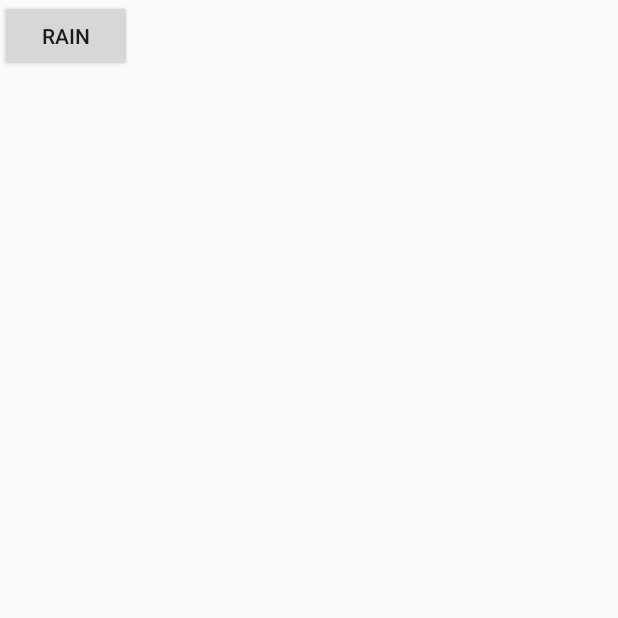
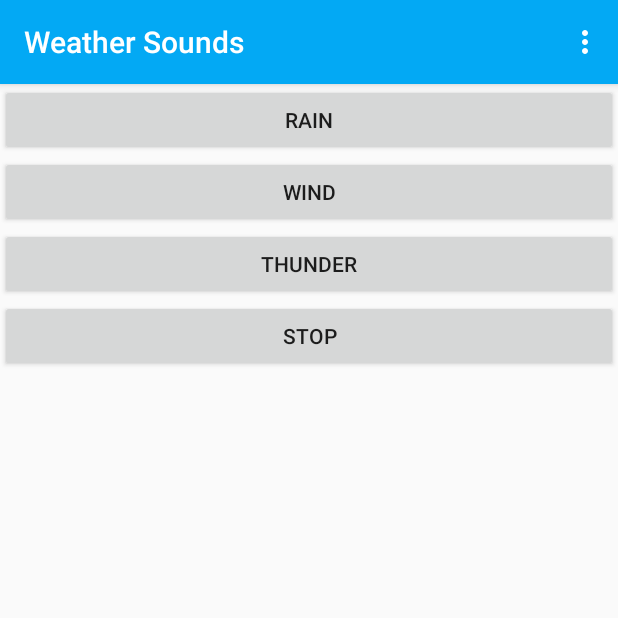
Before and after one commit to Maat3333/MobileCoursework, an Android app: the clsSoundboard screen opened directly, with no data from a screen before it, on a phone screen of 412 x 824 dp, the top half of it. Run offline under Robolectric (Android 15) with nearby library versions, the phone set to English and light mode, and no system bars; network calls fail.

Commit message:
refactoring in all classes

```diff
--- a/app/src/main/AndroidManifest.xml
+++ b/app/src/main/AndroidManifest.xml
@@ -51,7 +51,7 @@
         android:label="UK Weather Info"
         android:icon="@drawable/ic_action_departures"/>
         <activity
-            android:name=".SoundBoard"
+            android:name=".clsSoundboard"
             android:label="Weather Sounds"
             android:icon="@drawable/ic_action_departures"/>
     </application>
--- a/app/src/main/java/com/example/matthew/mobilecoursework/MapsActivity.java
+++ b/app/src/main/java/com/example/matthew/mobilecoursework/MapsActivity.java
@@ -97,11 +97,11 @@ public class MapsActivity extends AppCompatActivity implements OnMapReadyCallbac
                 this.startActivity(mcRss);
                 return true;
             case R.id.mAbout:
-                DialogFragment mcAboutDlg = new mcAboutDialogue();
+                DialogFragment mcAboutDlg = new clsAbout();
                 mcAboutDlg.show(fmAboutDialgue, "mcAboutDlg");
                 return true;
             case R.id.mSound:
-                Intent mcSound = new Intent(this, SoundBoard.class);
+                Intent mcSound = new Intent(this, clsSoundboard.class);
                 this.startActivity(mcSound);
                 return true;
             default:
--- a/app/src/main/java/com/example/matthew/mobilecoursework/SoundBoard.java
+++ b/app/src/main/java/com/example/matthew/mobilecoursework/clsSoundboard.java
@@ -1,11 +1,11 @@
 package com.example.matthew.mobilecoursework;
 
-import android.app.Activity;
 import android.app.DialogFragment;
 import android.app.FragmentManager;
 import android.content.Intent;
 import android.media.MediaPlayer;
 import android.os.Bundle;
+import android.support.v7.app.AppCompatActivity;
 import android.view.Menu;
 import android.view.MenuInflater;
 import android.view.MenuItem;
@@ -15,28 +15,57 @@ import android.widget.Button;
 /**
  * Created by matthew on 15/12/2015.
  */
-public class SoundBoard extends Activity {
-
+public class clsSoundboard extends AppCompatActivity {
+//ToDo: come back to here and allow for sounds to be stopped and a different one played
     FragmentManager fmAboutDialgue;
     MediaPlayer mp;
+    private clsSoundboard local;
     @Override
     protected void onCreate(Bundle savedInstanceState) {
         super.onCreate(savedInstanceState);
         setContentView(R.layout.activity_sound);
-
+        local = this;
         //needed for about
         fmAboutDialgue = this.getFragmentManager();
 
         Button btnRain = (Button)this.findViewById(R.id.btnRain);
-        mp = MediaPlayer.create(this, R.raw.rain);
+
         btnRain.setOnClickListener(new View.OnClickListener() {
             public void onClick(View v) {
+             //   mp.stop();
+                mp = MediaPlayer.create(local, R.raw.rain);
                 mp.start();
             }
         });
+
+        Button btnWind = (Button)this.findViewById(R.id.btnWind);
+
+        btnWind.setOnClickListener(new View.OnClickListener() {
+            public void onClick(View v) {
+                mp = MediaPlayer.create(local, R.raw.wind);
+            //    mp.stop();
+                mp.start();
+            }
+        });
+
+        Button btnThunder = (Button)this.findViewById(R.id.btnThunder);
+
+        btnThunder.setOnClickListener(new View.OnClickListener() {
+            public void onClick(View v) {
+            //    mp.stop();
+                mp = MediaPlayer.create(local, R.raw.thunder);
+                mp.start();
+            }
+        });
+
+        Button btnStop = (Button)this.findViewById(R.id.btnStop);
+        btnStop.setOnClickListener(new View.OnClickListener() {
+            public void onClick(View v) {
+                mp.stop();
+            }
+    });
+
     }
-
-
 
 
     @Override
@@ -61,11 +90,11 @@ public class SoundBoard extends Activity {
                 this.startActivity(mcRss);
                 return true;
             case R.id.mAbout:
-                DialogFragment mcAboutDlg = new mcAboutDialogue();
+                DialogFragment mcAboutDlg = new clsAbout();
                 mcAboutDlg.show(fmAboutDialgue, "mcAboutDlg");
                 return true;
             case R.id.mSound:
-                Intent mcSound = new Intent(this, SoundBoard.class);
+                Intent mcSound = new Intent(this, clsSoundboard.class);
                 this.startActivity(mcSound);
                 return true;
             default:
--- a/app/src/main/res/layout/activity_sound.xml
+++ b/app/src/main/res/layout/activity_sound.xml
@@ -4,8 +4,30 @@
     android:layout_height="match_parent">
 
     <Button
-        android:layout_width="wrap_content"
+        android:layout_width="match_parent"
         android:layout_height="wrap_content"
         android:text="rain"
-        android:id="@+id/btnRain" />
+        android:id="@+id/btnRain"
+        android:layout_gravity="center_horizontal" />
+
+    <Button
+        android:layout_width="match_parent"
+        android:layout_height="wrap_content"
+        android:text="Wind"
+        android:id="@+id/btnWind"
+        android:layout_gravity="center_horizontal" />
+
+    <Button
+        android:layout_width="match_parent"
+        android:layout_height="wrap_content"
+        android:text="Thunder"
+        android:id="@+id/btnThunder"
+        android:layout_gravity="center_horizontal" />
+
+    <Button
+        android:layout_width="match_parent"
+        android:layout_height="wrap_content"
+        android:text="Stop"
+        android:id="@+id/btnStop"
+        android:layout_gravity="center_horizontal" />
 </LinearLayout>
```
Also changed, not shown: app/src/main/java/com/example/matthew/mobilecoursework/MainActivity.java (+19 -38 lines), app/src/main/java/com/example/matthew/mobilecoursework/PathWithPaint.java (added, +30 -0 lines), app/src/main/java/com/example/matthew/mobilecoursework/RssActivity.java (+43 -38 lines), app/src/main/java/com/example/matthew/mobilecoursework/clsAbout.java (renamed from app/src/main/java/com/example/matthew/mobilecoursework/mcAboutDialogue.java, +13 -7 lines), app/src/main/res/layout/activity_main.xml (+20 -2 lines), 2 other files.
